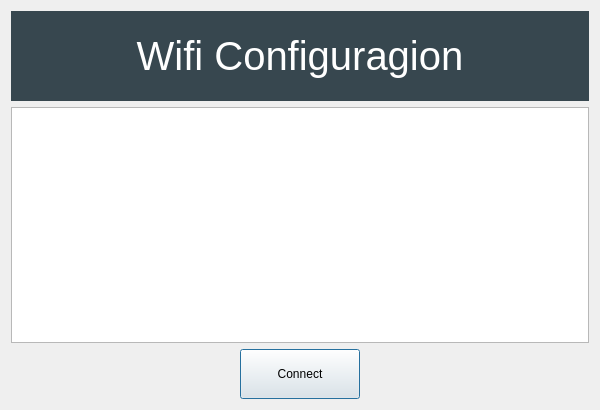
Before: the Qt Designer form DMM/wificonfigdialog.ui in mickyTwenty/DMM, drawn with Qt 5.
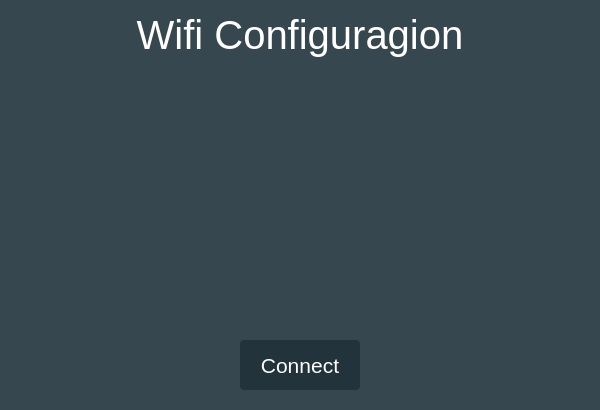
After: the same form once the commit is applied.

Commit message: wifi dialog

Patch:
```diff
--- a/DMM/wificonfigdialog.ui
+++ b/DMM/wificonfigdialog.ui
@@ -25,19 +25,37 @@
   <property name="windowTitle">
    <string>Dialog</string>
   </property>
+  <property name="styleSheet">
+   <string notr="true">background: rgb(55, 71, 79);</string>
+  </property>
   <layout class="QVBoxLayout" name="verticalLayout">
+   <property name="spacing">
+    <number>3</number>
+   </property>
+   <property name="leftMargin">
+    <number>0</number>
+   </property>
+   <property name="topMargin">
+    <number>0</number>
+   </property>
+   <property name="rightMargin">
+    <number>0</number>
+   </property>
+   <property name="bottomMargin">
+    <number>20</number>
+   </property>
    <item>
     <widget class="QLabel" name="label">
      <property name="minimumSize">
       <size>
        <width>0</width>
-       <height>90</height>
+       <height>70</height>
       </size>
      </property>
      <property name="maximumSize">
       <size>
        <width>16777215</width>
-       <height>90</height>
+       <height>70</height>
       </size>
      </property>
      <property name="font">
@@ -62,6 +80,8 @@
      <property name="styleSheet">
       <string notr="true">QListWidget {
     show-decoration-selected: 1; /* make the selection span the entire width of the view */
+border: none;
+background: rgb(1. 1. 1);
 }
 
 QListWidget::item {
@@ -71,6 +91,22 @@
      </property>
     </widget>
    </item>
+   <item>
+    <spacer name="verticalSpacer">
+     <property name="orientation">
+      <enum>Qt::Vertical</enum>
+     </property>
+     <property name="sizeType">
+      <enum>QSizePolicy::Fixed</enum>
+     </property>
+     <property name="sizeHint" stdset="0">
+      <size>
+       <width>10</width>
+       <height>20</height>
+      </size>
+     </property>
+    </spacer>
+   </item>
    <item>
     <layout class="QHBoxLayout" name="horizontalLayout">
      <item>
@@ -100,6 +136,23 @@
          <height>50</height>
         </size>
        </property>
+       <property name="font">
+        <font>
+         <pointsize>16</pointsize>
+        </font>
+       </property>
+       <property name="styleSheet">
+        <string notr="true">QPushButton {
+border-radius: 4px;
+border: none;
+background: rgb(35, 51, 59);
+color: white;
+}
+
+QPushButton:pressed {
+background: rgb(95, 111,119);
+}</string>
+       </property>
        <property name="text">
         <string>Connect</string>
        </property>
```
The commit also changes 3 other files.
